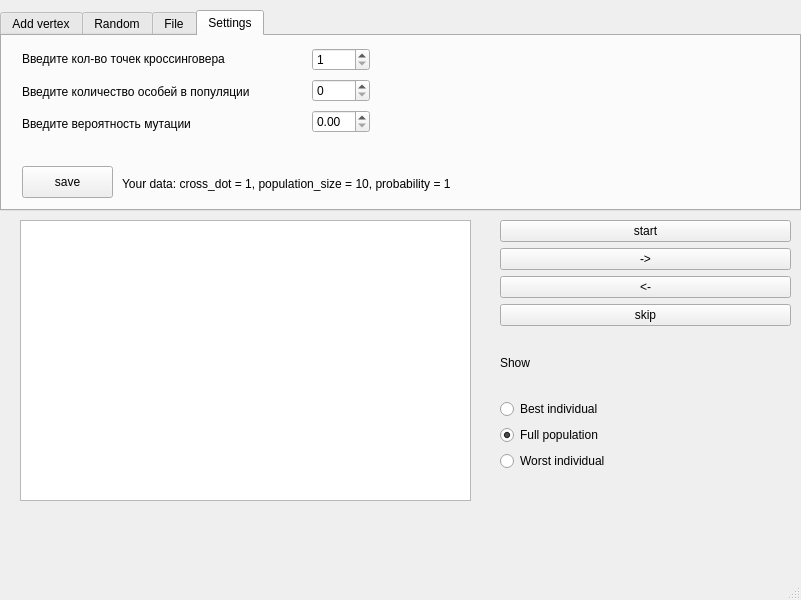
zwphyro/TSP_GA, file src/ui/mainwindow.ui: the form before one commit.
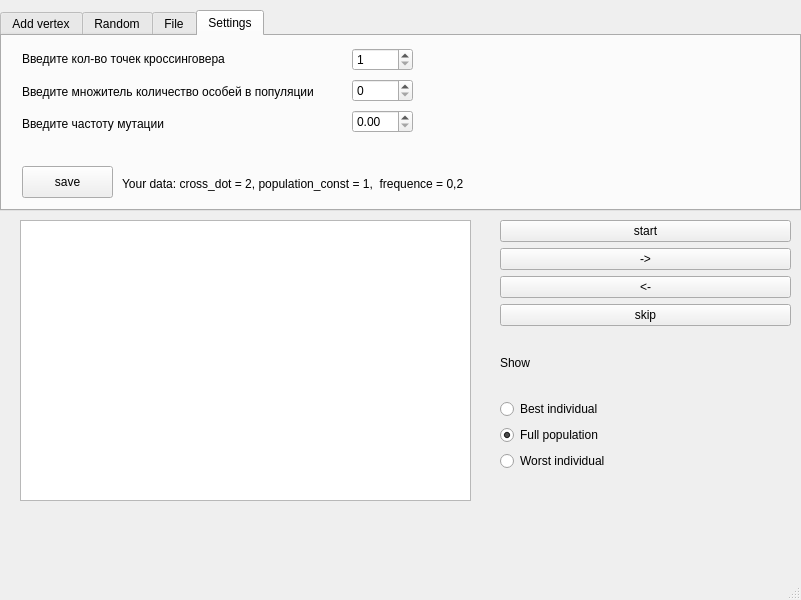
The form after the commit.

```diff
--- a/src/ui/mainwindow.ui
+++ b/src/ui/mainwindow.ui
@@ -263,7 +263,7 @@
        <rect>
         <x>20</x>
         <y>10</y>
-        <width>271</width>
+        <width>333</width>
         <height>91</height>
        </rect>
       </property>
@@ -278,14 +278,14 @@
        <item>
         <widget class="QLabel" name="label">
          <property name="text">
-          <string>Введите количество особей в популяции</string>
+          <string>Введите множитель количество особей в популяции</string>
          </property>
         </widget>
        </item>
        <item>
         <widget class="QLabel" name="label_5">
          <property name="text">
-          <string>Введите вероятность мутации</string>
+          <string>Введите частоту мутации</string>
          </property>
         </widget>
        </item>
@@ -294,9 +294,9 @@
      <widget class="QWidget" name="verticalLayoutWidget_6">
       <property name="geometry">
        <rect>
-        <x>310</x>
+        <x>350</x>
         <y>10</y>
-        <width>58</width>
+        <width>61</width>
         <height>91</height>
        </rect>
       </property>
@@ -349,7 +349,7 @@
        </rect>
       </property>
       <property name="text">
-       <string>Your data: cross_dot = 1, population_size = 10, probability = 1</string>
+       <string>Your data: cross_dot = 2, population_const = 1,  frequence = 0,2  </string>
       </property>
      </widget>
     </widget>
```
